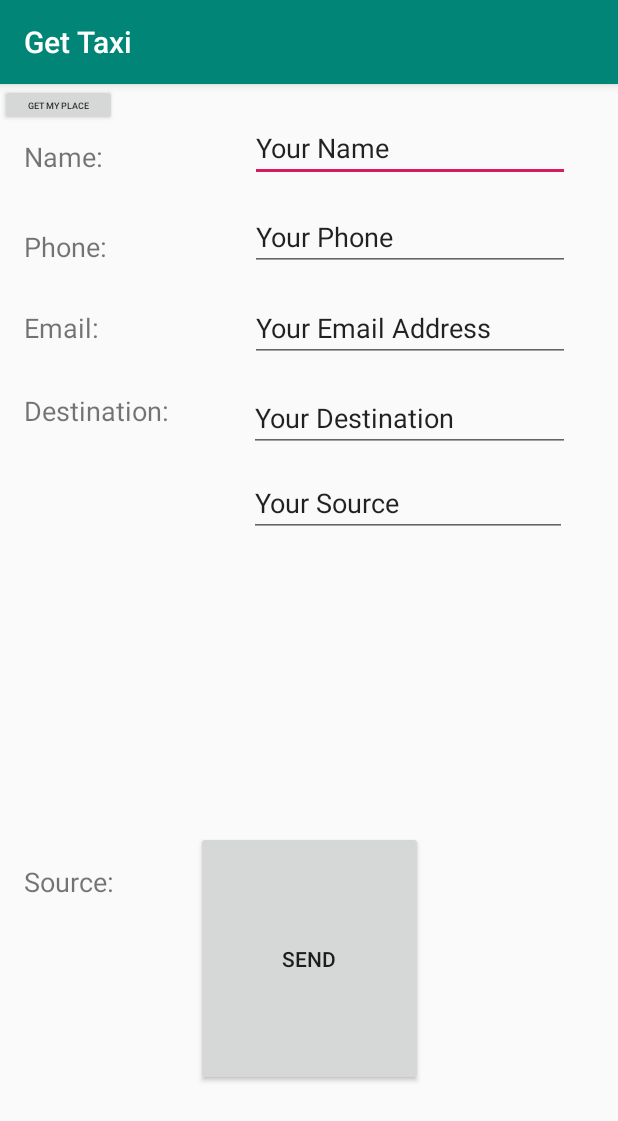
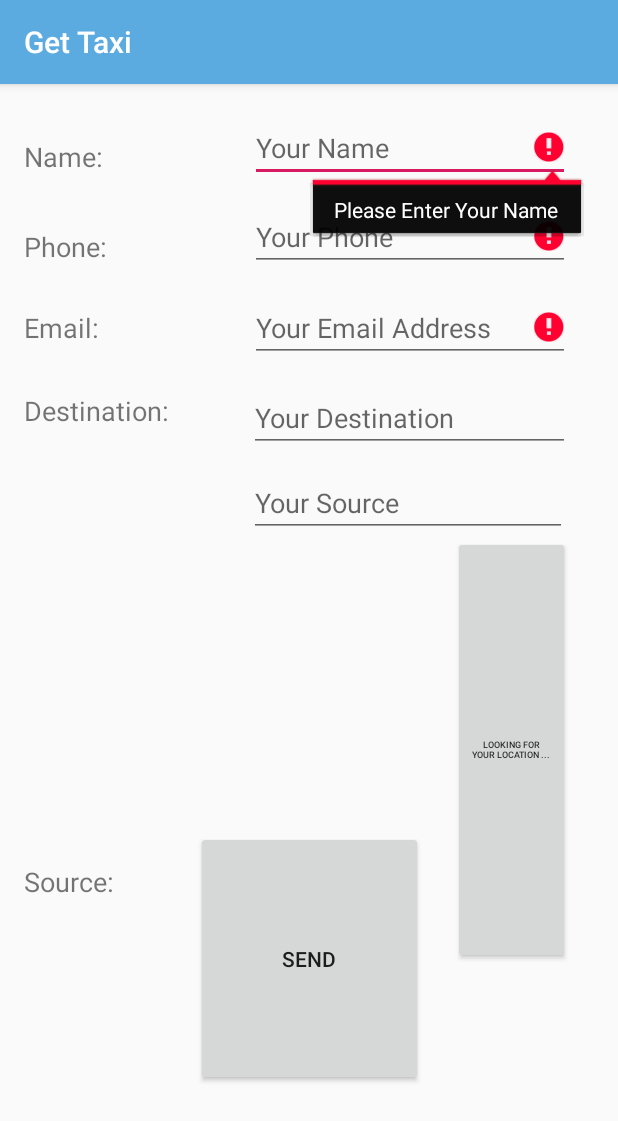
Before and after one commit to Davidr444/Android5779_1395_8250, an Android app: the MainActivity screen opened directly, with no data from a screen before it, after a tap on "SEND", on a phone screen of 412 x 824 dp. Shown: the top 1121 px of the screen. Run offline under Robolectric (Android 15) with nearby library versions, the phone set to English and light mode, and no system bars; our stand-ins replace Firebase (no records; nobody signed in at launch, a user with empty details on screens opened directly).

Commit message:
Bug Fixed

```diff
--- a/app/src/main/java/com/jct/davidandyair/android5779_1395_8250/controller/MainActivity.java
+++ b/app/src/main/java/com/jct/davidandyair/android5779_1395_8250/controller/MainActivity.java
@@ -11,6 +11,7 @@ import android.location.LocationManager;
 import android.os.Build;
 import android.support.v7.app.AppCompatActivity;
 import android.os.Bundle;
+import android.text.TextUtils;
 import android.view.View;
 import android.widget.AutoCompleteTextView;
 import android.widget.Button;
@@ -19,6 +20,7 @@ import android.widget.Toast;
 
 
 import com.jct.davidandyair.android5779_1395_8250.R;
+import com.jct.davidandyair.android5779_1395_8250.model.backend.FactoryBackend;
 import com.jct.davidandyair.android5779_1395_8250.model.backend.IBackend;
 import com.jct.davidandyair.android5779_1395_8250.model.entities.Drive;
 
@@ -46,8 +48,8 @@ public class MainActivity extends AppCompatActivity {
     protected void onCreate(Bundle savedInstanceState) {
         super.onCreate(savedInstanceState);
         setContentView(R.layout.activity_main);
+
         findViews();
-
     }
 
     public String getPlace(Location location) {
@@ -87,6 +89,8 @@ public class MainActivity extends AppCompatActivity {
         button = new Button(this);
         getMyPlace = new Button(this);
 
+        backend = FactoryBackend.getBackend();
+
 
         name = findViewById(R.id.editText);
         phone = findViewById(R.id.editText3);
@@ -116,13 +120,51 @@ public class MainActivity extends AppCompatActivity {
         button.setOnClickListener(new View.OnClickListener() {
             @Override
             public void onClick(View view) {
+                //Get the Values
+                String _name = name.getText().toString();
+                String _phoneNumber = phone.getText().toString();
+                String _email = email.getText().toString();
+                //Location _destination = destination.getText();
+                //Location _source = source.getText();
+
+                //Check integrity
+                Boolean formIsComplete = true;
+                if(TextUtils.isEmpty(_name))
+                {
+                    name.setError(getText(R.string.error_name));
+                    formIsComplete = false;
+                }
+                if(TextUtils.isEmpty(_phoneNumber))
+                {
+                    phone.setError(getText(R.string.error_phone));
+                    formIsComplete = false;
+                }
+                if(TextUtils.isEmpty(_email))
+                {
+                    email.setError(getText(R.string.error_email));
+                    formIsComplete = false;
+                }
+             /*   if(TextUtils.isEmpty(_destination))
+                {
+                    source.setError(getText(R.string.error_source));
+                    formIsComplete = false;
+                }
+                if(TextUtils.isEmpty(_source))
+                {
+                    destination.setError(getText(R.string.error_destination));
+                    formIsComplete = false;
+                }*/
+
+                if(!formIsComplete)
+                    return;
+
                 Drive drive = new Drive();
 
-                drive.setName(name.getText().toString());
-                drive.setPhoneNumber(phone.getText().toString());
-                drive.seteMailAddress(email.getText().toString());
-                //drive.setDestination(destination.getText().toString());
-                //drive.setDestination(source.getText().toString());
+                drive.setName(_name);
+                drive.setPhoneNumber(_phoneNumber);
+                drive.seteMailAddress(_email);
+                //drive.setDestination(_destination);
+                //drive.setSource(_source);
                 drive.setStatus(Drive.DriveStatus.AVAILABLE);
 
                 backend.askForNewDrive(drive);
--- a/app/src/main/res/layout/activity_main.xml
+++ b/app/src/main/res/layout/activity_main.xml
@@ -96,9 +96,11 @@
         android:layout_marginTop="20dp"
         android:layout_marginEnd="32dp"
         android:layout_marginRight="32dp"
+        android:layout_marginBottom="236dp"
         android:ems="10"
         android:inputType="textPersonName"
-        android:text="@string/passenger_fill_name"
+        android:hint="@string/passenger_fill_name"
+        app:layout_constraintBottom_toTopOf="@+id/getmyplace"
         app:layout_constraintEnd_toEndOf="parent"
         app:layout_constraintStart_toEndOf="@+id/textView"
         app:layout_constraintTop_toTopOf="parent" />
@@ -112,7 +114,7 @@
         android:layout_marginRight="32dp"
         android:ems="10"
         android:inputType="phone"
-        android:text="@string/passenger_fill_Phone"
+        android:hint="@string/passenger_fill_Phone"
         app:layout_constraintEnd_toEndOf="parent"
         app:layout_constraintStart_toEndOf="@+id/textView3"
         app:layout_constraintTop_toBottomOf="@+id/editText" />
@@ -126,7 +128,7 @@
         android:layout_marginRight="32dp"
         android:ems="10"
         android:inputType="textEmailAddress"
-        android:text="@string/passenger_fill_email"
+        android:hint="@string/passenger_fill_email"
         app:layout_constraintEnd_toEndOf="parent"
         app:layout_constraintStart_toEndOf="@+id/textView4"
         app:layout_constraintTop_toBottomOf="@+id/editText3" />
@@ -138,7 +140,7 @@
         android:layout_marginTop="16dp"
         android:layout_marginEnd="32dp"
         android:layout_marginRight="32dp"
-        android:text="@string/passenger_fill_destination"
+        android:hint="@string/passenger_fill_destination"
         app:layout_constraintEnd_toEndOf="parent"
         app:layout_constraintTop_toBottomOf="@+id/editText4" />
 
@@ -151,7 +153,7 @@
         android:layout_marginTop="15dp"
         android:layout_marginEnd="34dp"
         android:layout_marginRight="34dp"
-        android:text="@string/passenger_fill_source"
+        android:hint="@string/passenger_fill_source"
         app:layout_constraintEnd_toEndOf="parent"
         app:layout_constraintStart_toEndOf="@+id/textView6"
         app:layout_constraintTop_toBottomOf="@+id/autoCompleteTextView" />
@@ -170,10 +172,14 @@
     <Button
         android:id="@+id/getmyplace"
         android:layout_width="78dp"
-        android:layout_height="28dp"
-        android:text="Get My Place"
+        android:layout_height="0dp"
+        android:layout_marginEnd="32dp"
+        android:layout_marginRight="32dp"
+        android:layout_marginBottom="181dp"
+        android:text="@string/search_location"
         android:textSize="6sp"
-        tools:layout_editor_absoluteX="274dp"
-        tools:layout_editor_absoluteY="302dp" />
+        app:layout_constraintBottom_toBottomOf="parent"
+        app:layout_constraintEnd_toEndOf="parent"
+        app:layout_constraintTop_toBottomOf="@+id/editText" />
 
 </android.support.constraint.ConstraintLayout>
--- /dev/null
+++ b/app/src/main/res/values-v21/styles.xml
@@ -0,0 +1,4 @@
+<?xml version="1.0" encoding="utf-8"?>
+<resources>
+
+</resources>
--- a/app/src/main/res/values/colors.xml
+++ b/app/src/main/res/values/colors.xml
@@ -1,6 +1,6 @@
 <?xml version="1.0" encoding="utf-8"?>
 <resources>
-    <color name="colorPrimary">#008577</color>
+    <color name="colorPrimary">#5babe0</color>
     <color name="colorPrimaryDark">#00574B</color>
     <color name="colorAccent">#D81B60</color>
 </resources>
--- a/app/src/main/res/values/strings.xml
+++ b/app/src/main/res/values/strings.xml
@@ -12,4 +12,9 @@
     <string name="passenger_fill_source">Your Source</string>
     <string name="send_button">Send</string>
     <string name="search_location">Looking for your location ...</string>
+    <string name="error_name">Please Enter Your Name</string>
+    <string name="error_phone">Please Enter Your Phone Number</string>
+    <string name="error_email">Please Enter Your Email Address</string>
+    <string name="error_source">Please Enter Your Source Address</string>
+    <string name="error_destination">Please Enter Your Destination Address</string>
 </resources>
```
Also changed, not shown: 1 other file.
